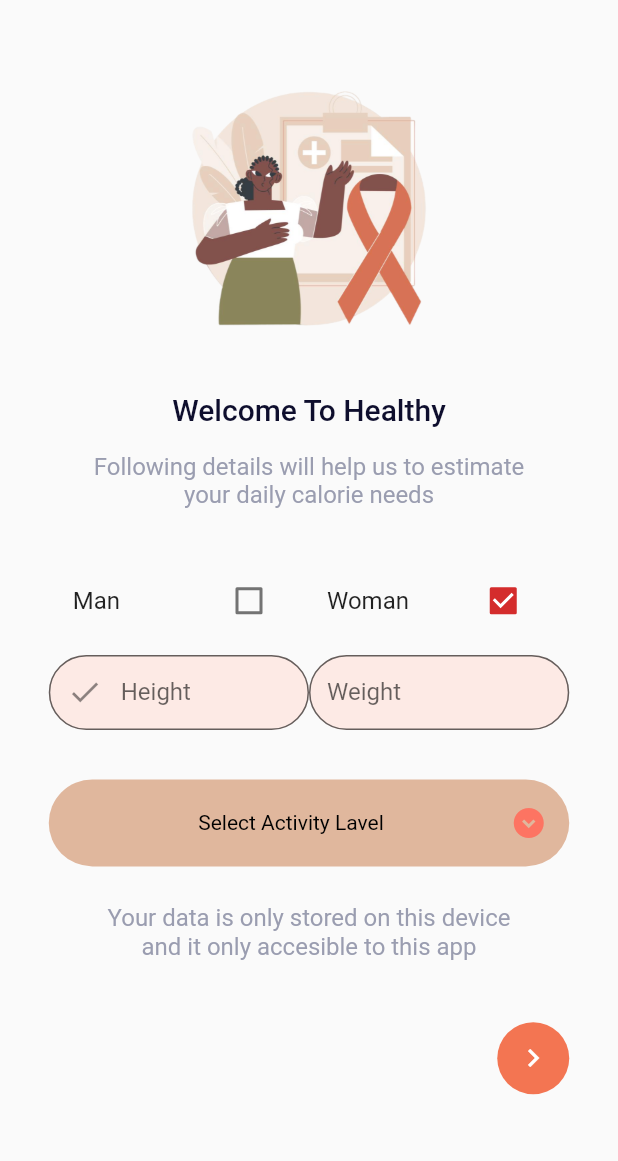
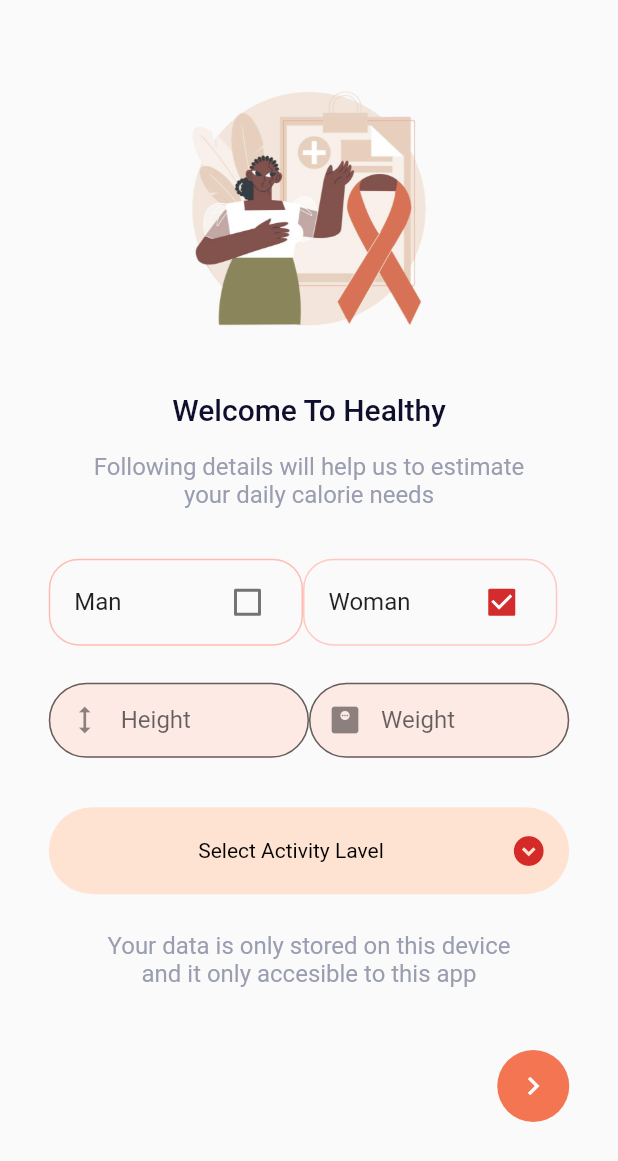
Before and after one commit to NassimMahmoudi/Healthy01, a Flutter app: the OnboardingSecondScreen screen opened directly, on a phone screen of 412 x 824 dp. Shown: the top 1161 px of the screen. Run offline on Flutter 3.47's test engine with Material 2 defaults, Android fonts, the phone set to English and light mode, and no system bars; our stand-ins replace flutter_svg; Roboto replaces fonts that are missing (SFProText).

Commit message:
second onboarding screen commit 2

```diff
--- a/lib/screens/login.dart
+++ b/lib/screens/login.dart
@@ -20,10 +20,13 @@ class _loginScreenState extends State<LoginScreen> {
     Size size = MediaQuery.of(context).size;
     var textField = TextField(
       controller: usernameController,
+      cursorColor: Color.fromARGB(255, 0, 0, 0),
       decoration: InputDecoration(
-        labelText: "Username",
+        hintText: "Username",
         filled: true, //<-- SEE HERE
+
         fillColor: const Color.fromARGB(255, 253, 234, 229),
+        icon: Icon(Icons.person),
         border: OutlineInputBorder(
           borderRadius: BorderRadius.circular(30),
           borderSide: const BorderSide(
@@ -91,8 +94,10 @@ class _loginScreenState extends State<LoginScreen> {
               //margin: EdgeInsets.symmetric(horizontal: 50),
               child: TextField(
                 controller: passwordController,
+                cursorColor: Color.fromARGB(255, 0, 0, 0),
                 decoration: InputDecoration(
-                  labelText: "Password",
+                  icon: Icon(Icons.lock),
+                  hintText: "Password",
                   filled: true, //<-- SEE HERE
                   fillColor: const Color.fromARGB(255, 253, 234, 229),
                   border: OutlineInputBorder(
--- a/lib/screens/onboarding_second_screen.dart
+++ b/lib/screens/onboarding_second_screen.dart
@@ -1,4 +1,5 @@
 import 'package:flutter/material.dart';
+import 'package:flutter/services.dart';
 
 class OnboardingSecondScreen extends StatefulWidget {
   const OnboardingSecondScreen({Key? key}) : super(key: key);
@@ -75,6 +76,11 @@ class _onboardingSecondScreenState extends State<OnboardingSecondScreen> {
                 Expanded(
                   child: Container(
                     width: double.infinity,
+                    decoration: BoxDecoration(
+                      border:
+                          Border.all(color: Color.fromARGB(255, 255, 188, 179)),
+                      borderRadius: BorderRadius.circular(20),
+                    ), //BoxDecoration//BoxDecoration
                     child: CheckboxListTile(
                       checkColor: Colors.white,
                       activeColor: const Color.fromARGB(227, 207, 19, 19),
@@ -90,11 +96,16 @@ class _onboardingSecondScreenState extends State<OnboardingSecondScreen> {
                   ),
                 ),
                 SizedBox(
-                  height: MediaQuery.of(context).size.height * 0.02,
+                  height: MediaQuery.of(context).size.width * 0.10,
                 ),
                 Expanded(
                   child: Container(
                     width: double.infinity,
+                    decoration: BoxDecoration(
+                      border:
+                          Border.all(color: Color.fromARGB(255, 255, 200, 193)),
+                      borderRadius: BorderRadius.circular(20),
+                    ), //BoxDecoration
                     child: CheckboxListTile(
                       checkColor: Colors.white,
                       activeColor: const Color.fromARGB(227, 207, 19, 19),
@@ -113,7 +124,7 @@ class _onboardingSecondScreenState extends State<OnboardingSecondScreen> {
               ],
             ),
             SizedBox(
-              height: MediaQuery.of(context).size.height * 0.01,
+              height: MediaQuery.of(context).size.height * 0.03,
             ),
             Row(children: [
               Expanded(
@@ -124,8 +135,14 @@ class _onboardingSecondScreenState extends State<OnboardingSecondScreen> {
                   //margin: EdgeInsets.symmetric(horizontal: 50),
                   child: TextField(
                     controller: heightController,
+                    keyboardType: TextInputType.number,
+                    inputFormatters: <TextInputFormatter>[
+                      FilteringTextInputFormatter.digitsOnly
+                    ],
                     decoration: InputDecoration(
-                      prefixIcon: const Icon(Icons.done),
+                      prefixIcon: const Icon(
+                        Icons.height,
+                      ),
                       labelText: "Height",
                       filled: true, //<-- SEE HERE
                       fillColor: const Color.fromARGB(255, 253, 234, 229),
@@ -137,7 +154,7 @@ class _onboardingSecondScreenState extends State<OnboardingSecondScreen> {
                         ),
                       ),
                     ),
-                    obscureText: true,
+                    obscureText: false,
                   ),
                 ),
               ),
@@ -149,7 +166,14 @@ class _onboardingSecondScreenState extends State<OnboardingSecondScreen> {
                   //margin: EdgeInsets.symmetric(horizontal: 50),
                   child: TextField(
                     controller: weightController,
+                    keyboardType: TextInputType.number,
+                    inputFormatters: <TextInputFormatter>[
+                      FilteringTextInputFormatter.digitsOnly
+                    ],
                     decoration: InputDecoration(
+                      prefixIcon: const Icon(
+                        Icons.monitor_weight,
+                      ),
                       labelText: "Weight",
                       filled: true, //<-- SEE HERE
                       fillColor: const Color.fromARGB(255, 253, 234, 229),
@@ -161,7 +185,7 @@ class _onboardingSecondScreenState extends State<OnboardingSecondScreen> {
                         ),
                       ),
                     ),
-                    obscureText: true,
+                    obscureText: false,
                   ),
                 ),
               ),
@@ -171,14 +195,14 @@ class _onboardingSecondScreenState extends State<OnboardingSecondScreen> {
               padding: const EdgeInsets.symmetric(vertical: 5, horizontal: 15),
               width: 300,
               decoration: BoxDecoration(
-                  color: Color.fromARGB(252, 224, 182, 156),
+                  color: Color.fromARGB(250, 255, 227, 209),
                   borderRadius: BorderRadius.circular(30)),
               child: DropdownButtonHideUnderline(
                 child: DropdownButton<String>(
                   value: dropdownValue,
                   icon: const Icon(
                     Icons.expand_circle_down,
-                    color: Color.fromARGB(255, 253, 116, 98),
+                    color: Color.fromARGB(227, 207, 19, 19),
                   ),
                   elevation: 16,
                   style: const TextStyle(color: Color.fromARGB(255, 0, 0, 0)),
```
